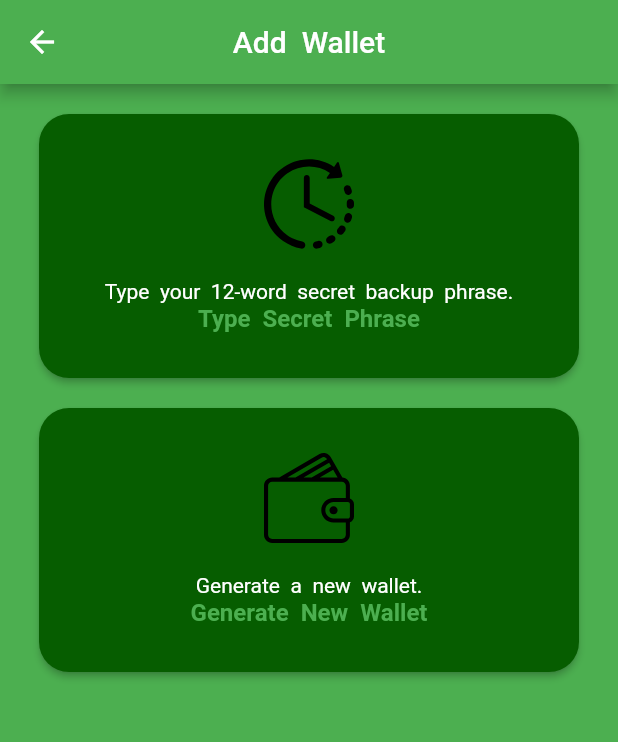
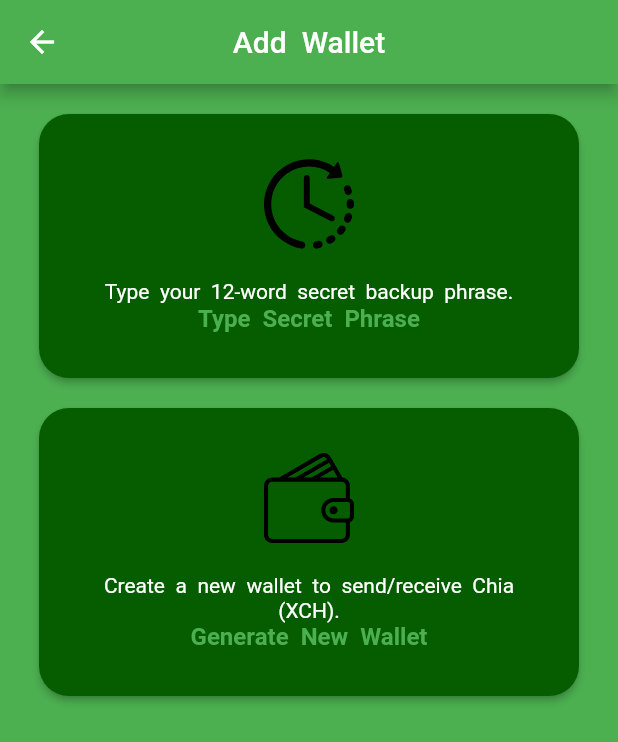
Before and after one commit to arborwallet/arbor-wallet, a Flutter app: the AddWalletScreen screen opened directly, on a phone screen of 412 x 824 dp. Shown: the top 742 px of the screen. Run offline on Flutter 3.47's test engine with Material 2 defaults, Android fonts, the phone set to English and light mode, and no system bars; our stand-ins replace dots_indicator, flutter_screenutil, flutter_secure_storage, flutter_svg, hive, hive_flutter and 4 more; missing offline and left inert: numeric_keyboard, qr_code_scanner; accounts and stored records are empty; project files that could hold a hidden picture were left out.

Commit message:
Update wording

```diff
--- a/lib/views/screens/add_wallet/add_wallet_screen.dart
+++ b/lib/views/screens/add_wallet/add_wallet_screen.dart
@@ -61,7 +61,7 @@ class AddWalletScreen extends StatelessWidget {
                   ),
                   OptionCard(
                     iconPath: AssetPaths.wallet,
-                    description: 'Generate a new wallet.',
+                    description: 'Create a new wallet to send/receive Chia (XCH).',
                     actionText: 'Generate New Wallet',
                     onPressed: ()async {
                       model.clearAll();
```
